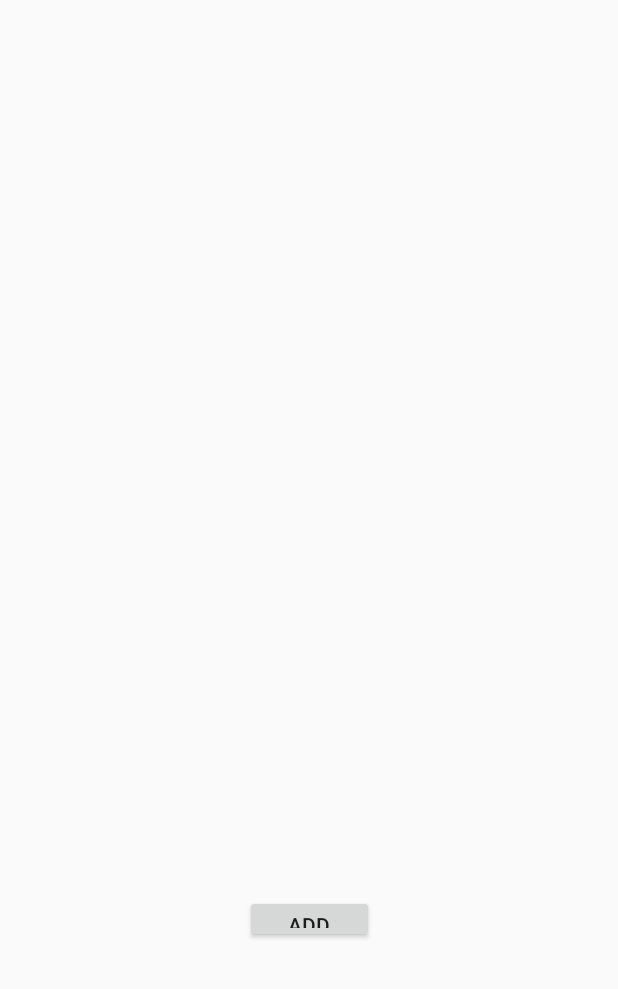
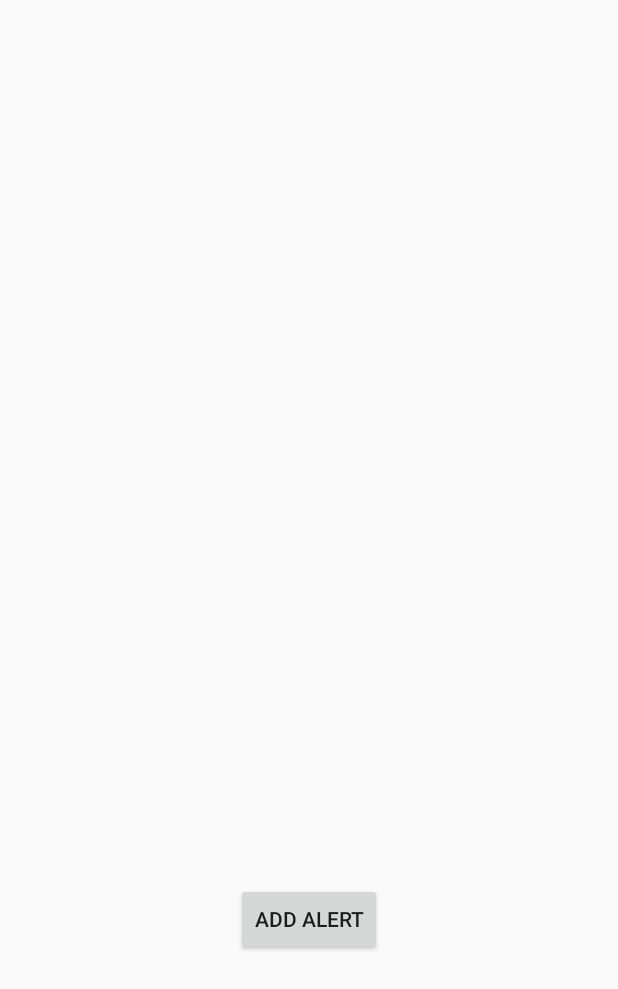
Before and after one commit to lenadank/Shift, an Android app: the layout activity_interests_handler.xml on its own in the app's theme, with its tools: preview values and no code run, on a phone screen of 412 x 824 dp. Shown: the top 989 px of the screen. Run offline under Robolectric (Android 15) with nearby library versions, the phone set to English and light mode, and no system bars.

Commit message:
changes to 3.4 android studio

```diff
--- a/app/build.gradle
+++ b/app/build.gradle
@@ -24,6 +24,7 @@ dependencies {
     implementation fileTree(include: ['*.jar'], dir: 'libs')
     implementation 'com.android.support.constraint:constraint-layout:1.1.3'
     implementation 'com.google.code.gson:gson:2.8.5'
+    implementation 'com.android.support:design:27.1.1'
     testImplementation 'junit:junit:4.12'
     androidTestImplementation 'com.android.support.test:runner:1.0.2'
     androidTestImplementation 'com.android.support.test.espresso:espresso-core:3.0.2'
--- a/app/src/main/java/com/kalay/shift/shift/Activities/AddPersonalTimeActivity.java
+++ b/app/src/main/java/com/kalay/shift/shift/Activities/AddPersonalTimeActivity.java
@@ -9,7 +9,6 @@ import android.content.Context;
 import android.content.Intent;
 import android.os.Build;
 import android.os.Bundle;
-import android.os.SystemClock;
 import android.support.design.widget.FloatingActionButton;
 import android.view.View;
 import android.widget.Button;
--- a/app/src/main/res/layout/activity_interests_handler.xml
+++ b/app/src/main/res/layout/activity_interests_handler.xml
@@ -12,13 +12,15 @@
         android:layout_height="385dp"
         android:layout_marginStart="8dp"
         android:layout_marginTop="8dp"
+        android:layout_marginEnd="8dp"
+        app:layout_constraintEnd_toEndOf="parent"
         app:layout_constraintStart_toStartOf="parent"
         app:layout_constraintTop_toTopOf="parent" />
 
     <Button
         android:id="@+id/addAlert"
-        android:layout_width="86dp"
-        android:layout_height="32dp"
+        android:layout_width="wrap_content"
+        android:layout_height="wrap_content"
         android:layout_marginStart="8dp"
         android:layout_marginTop="8dp"
         android:layout_marginEnd="8dp"
```
Also changed, not shown: app/src/main/java/com/kalay/shift/shift/Activities/SignUpActivity.java (+17 -18 lines).
